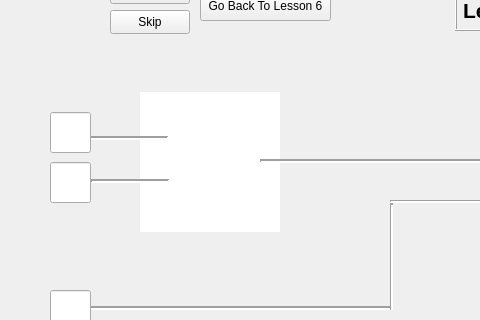
Before: the Qt Designer form LevelsView.ui in AhmedZ70/BitWise-EducationalApp, drawn with Qt 5; both pictures show x 0 to 480 and y 200 to 520 of the 1300 by 800 pixel window.
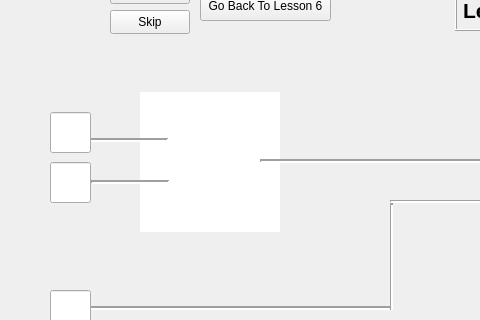
After: the same form once the commit is applied. The open tabs and pages were chosen to show the change. Icons and pictures are not drawn. Custom widgets are drawn as their Qt base class.

What changed in the file:
```diff
--- a/LevelsView.ui
+++ b/LevelsView.ui
@@ -2130,7 +2130,7 @@
      <property name="geometry">
       <rect>
        <x>90</x>
-       <y>160</y>
+       <y>162</y>
        <width>78</width>
        <height>16</height>
       </rect>
@@ -2315,7 +2315,7 @@
      <property name="geometry">
       <rect>
        <x>91</x>
-       <y>203</y>
+       <y>204</y>
        <width>78</width>
        <height>16</height>
       </rect>
```
Left out of the diff: 14 changed lines with no effect on the pictures.
